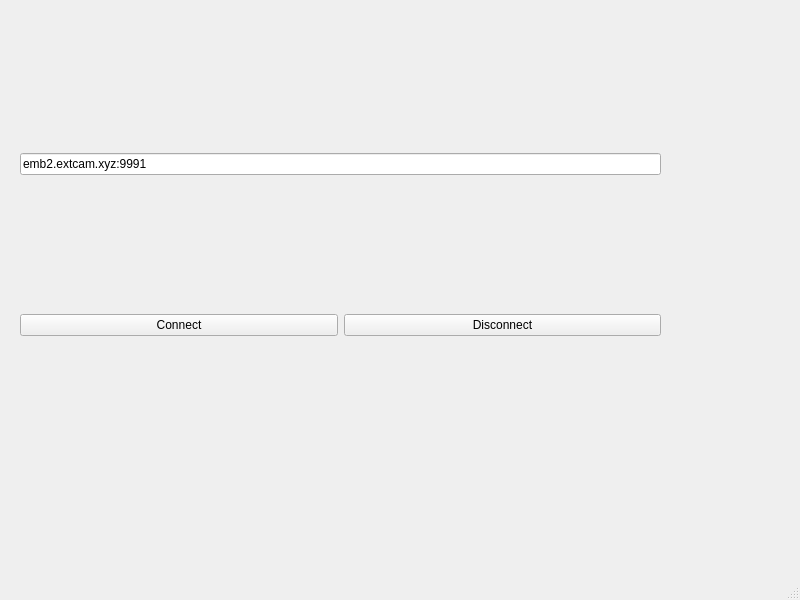
Above: MainWindow.ui from arwer13/lanternDemo before the change. Below: the same form after it.
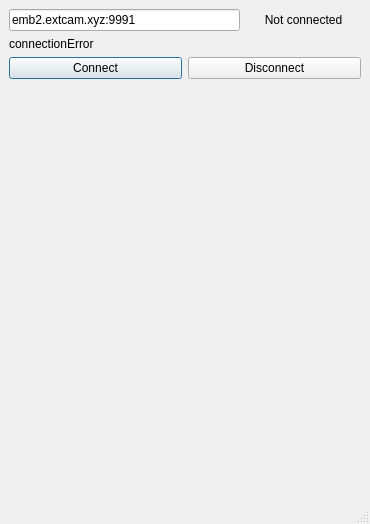
That is the form after the change.

Commit message: add lantern widget and connection status display

What changed in the file:
```diff
--- a/MainWindow.ui
+++ b/MainWindow.ui
@@ -6,38 +6,86 @@
    <rect>
     <x>0</x>
     <y>0</y>
-    <width>800</width>
-    <height>600</height>
+    <width>370</width>
+    <height>524</height>
    </rect>
   </property>
   <property name="windowTitle">
    <string>MainWindow</string>
   </property>
   <widget class="QWidget" name="centralwidget">
-   <widget class="QWidget" name="verticalLayoutWidget">
-    <property name="geometry">
-     <rect>
-      <x>20</x>
-      <y>20</y>
-      <width>641</width>
-      <height>451</height>
-     </rect>
-    </property>
+   <layout class="QVBoxLayout" name="verticalLayout_3">
+    <item>
     <layout class="QVBoxLayout" name="verticalLayout">
      <item>
+       <layout class="QHBoxLayout" name="horizontalLayout_3">
+        <item>
       <widget class="QLineEdit" name="serverUrl">
+          <property name="sizePolicy">
+           <sizepolicy hsizetype="Preferred" vsizetype="Fixed">
+            <horstretch>2</horstretch>
+            <verstretch>0</verstretch>
+           </sizepolicy>
+          </property>
+          <property name="minimumSize">
+           <size>
+            <width>200</width>
+            <height>0</height>
+           </size>
+          </property>
        <property name="text">
         <string>emb2.extcam.xyz:9991</string>
        </property>
       </widget>
      </item>
      <item>
+         <widget class="QLabel" name="connectionStatus">
+          <property name="sizePolicy">
+           <sizepolicy hsizetype="Minimum" vsizetype="Fixed">
+            <horstretch>1</horstretch>
+            <verstretch>0</verstretch>
+           </sizepolicy>
+          </property>
+          <property name="text">
+           <string>Not connected</string>
+          </property>
+          <property name="alignment">
+           <set>Qt::AlignCenter</set>
+          </property>
+         </widget>
+        </item>
+       </layout>
+      </item>
+      <item>
       <layout class="QHBoxLayout" name="horizontalLayout">
        <item>
+         <widget class="QLabel" name="connectionError">
+          <property name="sizePolicy">
+           <sizepolicy hsizetype="Preferred" vsizetype="Fixed">
+            <horstretch>0</horstretch>
+            <verstretch>0</verstretch>
+           </sizepolicy>
+          </property>
+          <property name="text">
+           <string>connectionError</string>
+          </property>
+          <property name="alignment">
+           <set>Qt::AlignLeading|Qt::AlignLeft|Qt::AlignVCenter</set>
+          </property>
+         </widget>
+        </item>
+       </layout>
+      </item>
+      <item>
+       <layout class="QHBoxLayout" name="horizontalLayout_2">
+        <item>
         <widget class="QPushButton" name="btnConnect">
          <property name="text">
           <string>Connect</string>
          </property>
+          <property name="default">
+           <bool>true</bool>
+          </property>
         </widget>
        </item>
        <item>
@@ -49,8 +97,20 @@
        </item>
       </layout>
      </item>
-    </layout>
-   </widget>
+      <item>
+       <widget class="QWidget" name="lanternWidget" native="true">
+        <property name="minimumSize">
+         <size>
+          <width>200</width>
+          <height>350</height>
+         </size>
+        </property>
+        <layout class="QVBoxLayout" name="verticalLayout_2"/>
+       </widget>
+      </item>
+     </layout>
+    </item>
+   </layout>
   </widget>
   <widget class="QMenuBar" name="menubar">
    <property name="geometry">
```
Left out of the diff: 23 changed lines with no effect on the pictures. Lines whose indentation alone changed are shown as unchanged. The commit also changes 12 other files.
